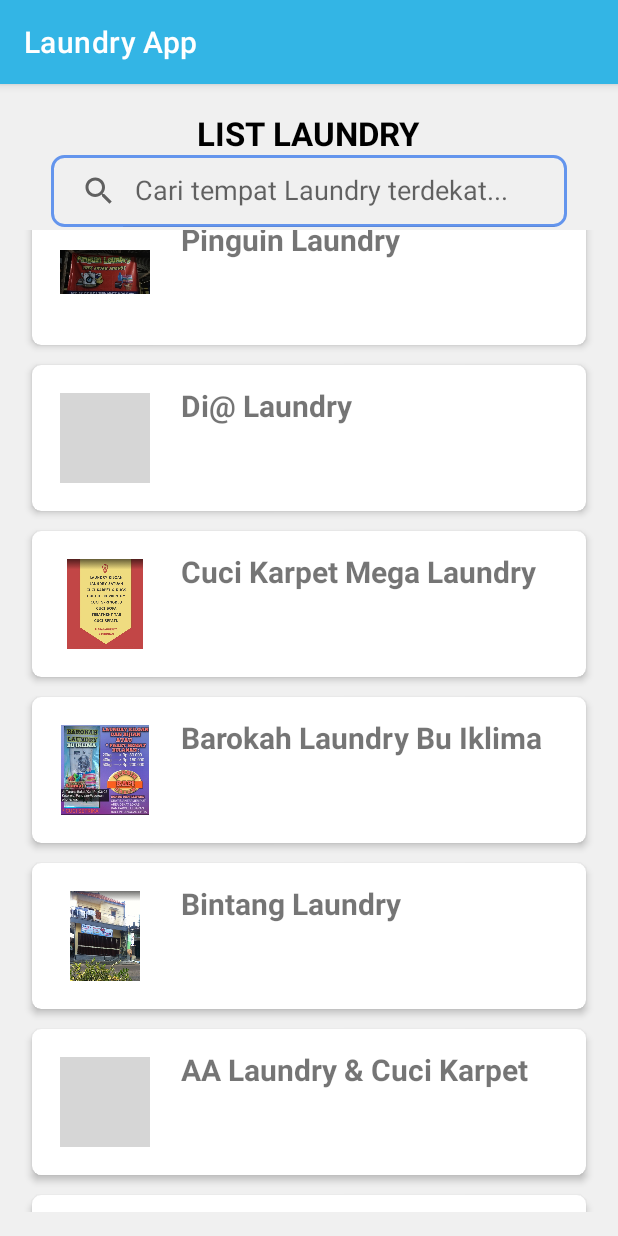
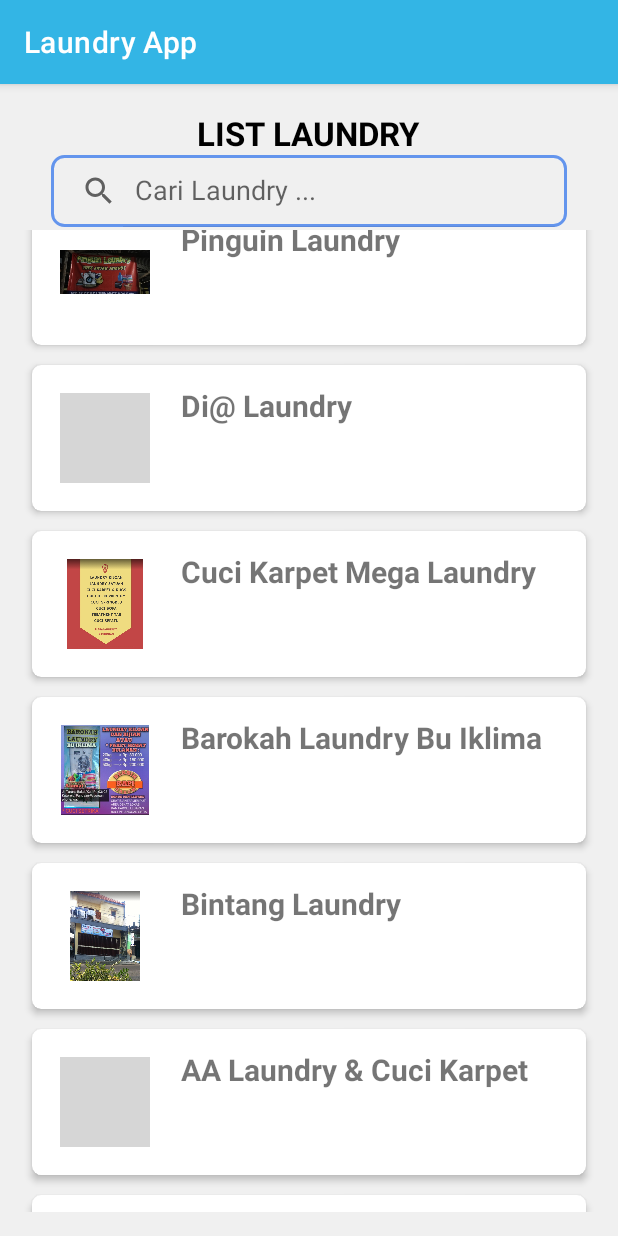
Before and after one commit to titiknk/Laundry-App, an Android app: the screen it shows after launch (MainActivity), scrolled down 912 dp, on a phone screen of 412 x 824 dp. Run offline under Robolectric (Android 15) with nearby library versions, the phone set to English and light mode, and no system bars; grey boxes are pictures that could not be loaded.

Commit message:
Memperbaiki tampilan seacrhview

```diff
--- a/app/src/main/res/layout/activity_main.xml
+++ b/app/src/main/res/layout/activity_main.xml
@@ -32,7 +32,7 @@
         android:layout_gravity="center"
         android:background="@drawable/search_view_bg"
         app:iconifiedByDefault="false"
-        app:queryHint="Cari tempat Laundry terdekat..." />
+        app:queryHint="Cari Laundry ..." />
 
     <androidx.recyclerview.widget.RecyclerView
         android:id="@+id/recycleview"
```
